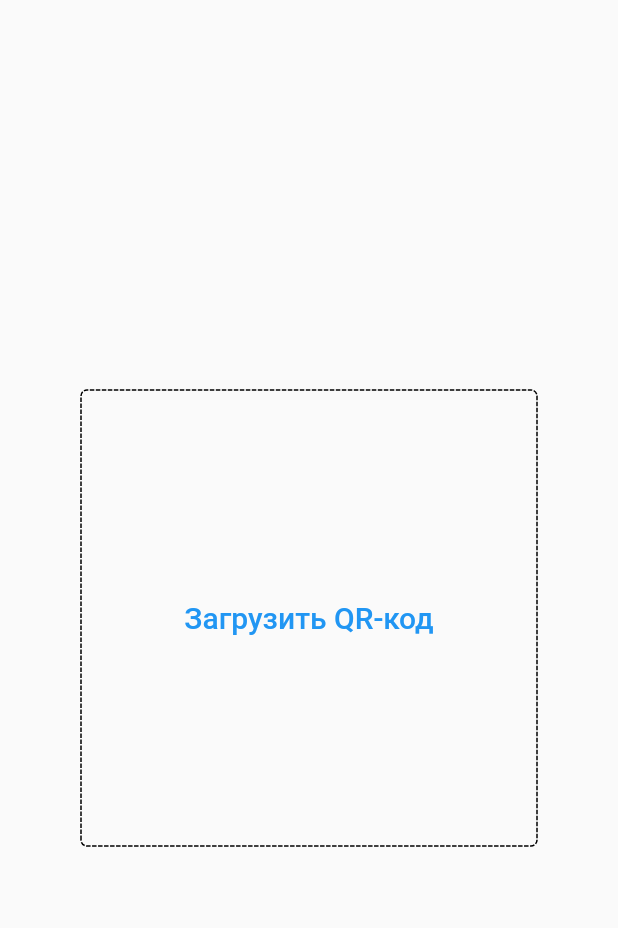
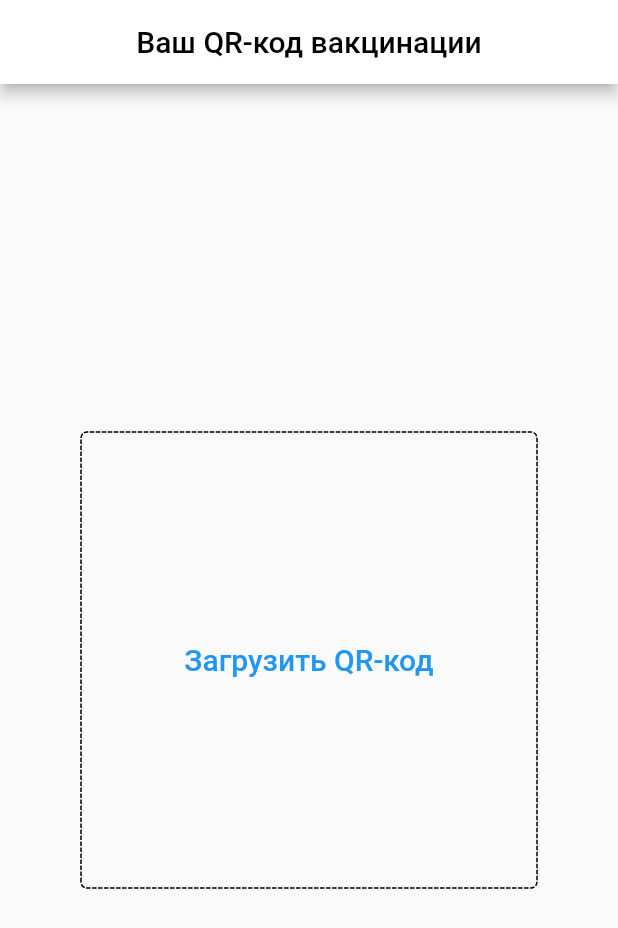
Before and after one commit to YexelaV/qr_covid, a Flutter app: the screen it shows after launch, on a phone screen of 412 x 824 dp. Shown: the top 928 px of the screen. Run offline on Flutter 3.47's test engine with Material 2 defaults, Android fonts, the light colour scheme and no system bars; drawn by our look-alikes of dotted_border; our stand-ins replace bloc, flutter_bloc, image_picker.

Commit message:
version 1.0.2

```diff
--- a/lib/main.dart
+++ b/lib/main.dart
@@ -27,6 +27,13 @@ class _AppState extends State<App> with SingleTickerProviderStateMixin {
   @override
   Widget build(BuildContext context) {
     return Scaffold(
+      appBar: AppBar(
+          backgroundColor: Colors.white,
+          title: Center(
+              child: Text(
+            "Ваш QR-код вакцинации",
+            style: TextStyle(color: Colors.black),
+          ))),
       body: Center(
         child: BlocBuilder<AppCubit, AppState>(
             bloc: appCubit,
@@ -115,7 +122,7 @@ class _AppState extends State<App> with SingleTickerProviderStateMixin {
                     if (data != null)
                       TextButton(
                           child: Text(
-                            "Открыть",
+                            "Открыть сертификат",
                             style: TextStyle(fontSize: 20),
                           ),
                           onPressed: () async {
```
Also changed, not shown: 2 other files.
